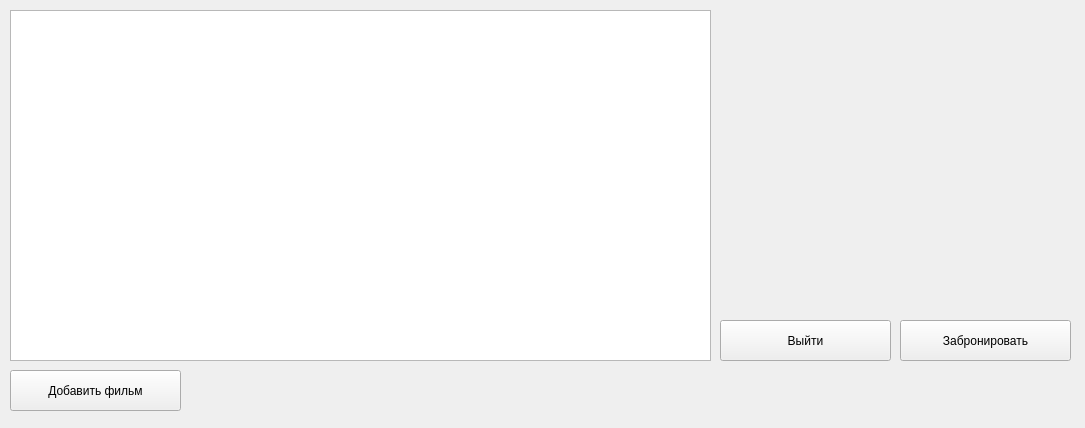
Keesaev/Cinema, file sessions.ui: the form before one commit.
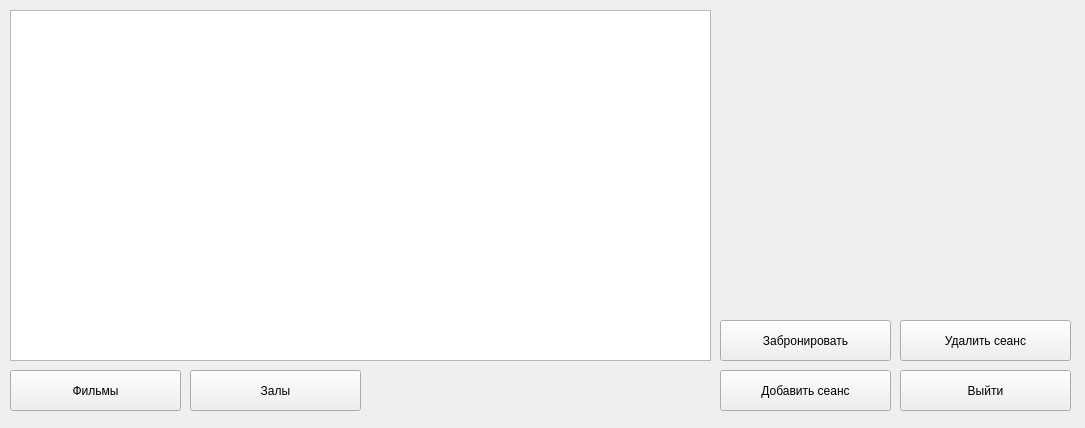
The form after the commit.

Commit message:
+Возможность редактировать залы и фильмы
Залы и фильмы добавляются и удаляются, соответствующие кнопки работают

+ Правильно реализовал передачу соединение с БД между классами

What changed in the file:
```diff
--- a/sessions.ui
+++ b/sessions.ui
@@ -37,8 +37,8 @@
   <widget class="QPushButton" name="pbExit">
    <property name="geometry">
     <rect>
-     <x>720</x>
-     <y>320</y>
+     <x>900</x>
+     <y>370</y>
      <width>171</width>
      <height>41</height>
     </rect>
@@ -53,7 +53,7 @@
    </property>
    <property name="geometry">
     <rect>
-     <x>900</x>
+     <x>720</x>
      <y>320</y>
      <width>171</width>
      <height>41</height>
@@ -73,7 +73,46 @@
     </rect>
    </property>
    <property name="text">
-    <string>Добавить фильм</string>
+    <string>Фильмы</string>
+   </property>
+  </widget>
+  <widget class="QPushButton" name="pbRooms">
+   <property name="geometry">
+    <rect>
+     <x>190</x>
+     <y>370</y>
+     <width>171</width>
+     <height>41</height>
+    </rect>
+   </property>
+   <property name="text">
+    <string>Залы</string>
+   </property>
+  </widget>
+  <widget class="QPushButton" name="pbAddSession">
+   <property name="geometry">
+    <rect>
+     <x>720</x>
+     <y>370</y>
+     <width>171</width>
+     <height>41</height>
+    </rect>
+   </property>
+   <property name="text">
+    <string>Добавить сеанс</string>
+   </property>
+  </widget>
+  <widget class="QPushButton" name="pbDeleteSession">
+   <property name="geometry">
+    <rect>
+     <x>900</x>
+     <y>320</y>
+     <width>171</width>
+     <height>41</height>
+    </rect>
+   </property>
+   <property name="text">
+    <string>Удалить сеанс</string>
    </property>
   </widget>
  </widget>
```
Left out of the diff: 2 changed lines with no effect on the pictures. The commit also changes 21 other files.
